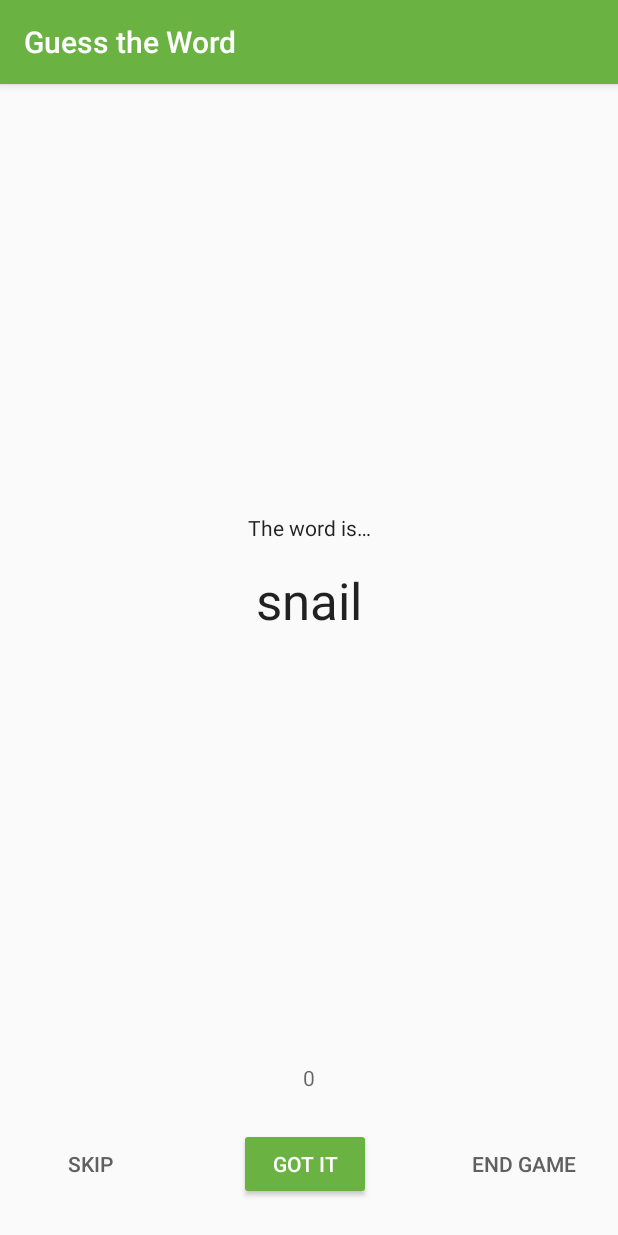
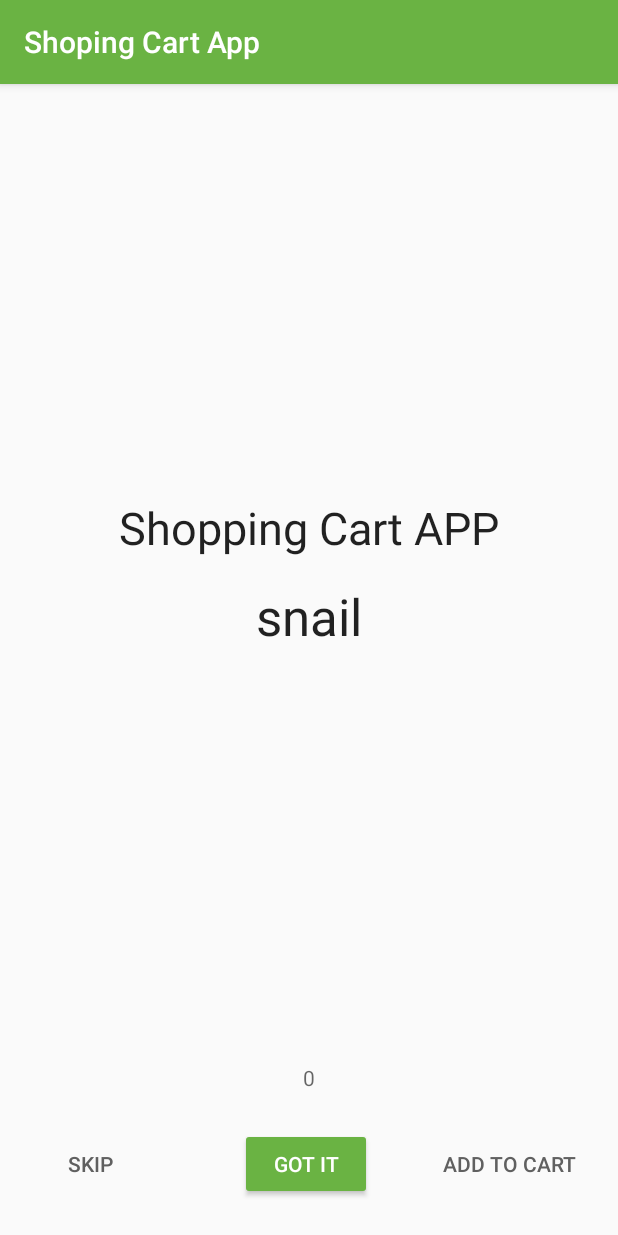
Before and after one commit to shyzinn/guesstheword, an Android app: the AppFragment screen opened through its navigation route, on a phone screen of 412 x 824 dp. Run offline under Robolectric (Android 15) with nearby library versions, the phone set to English and light mode, and no system bars; our stand-ins replace data binding.

Commit message:
Shop Cart APP

```diff
--- a/app/src/main/java/com/example/android/guesstheword/screens/game/GameFragment.kt
+++ b/app/src/main/java/com/example/android/guesstheword/screens/app/AppFragment.kt
@@ -13,7 +13,7 @@
  * See the License for the specific language governing permissions and
  * limitations under the License.
  */
-package com.example.android.guesstheword.screens.game
+package com.example.android.guesstheword.screens.app
 
 import android.os.Bundle
 import android.util.Log
@@ -26,16 +26,16 @@ import androidx.fragment.app.Fragment
 import androidx.lifecycle.ViewModelProvider
 import androidx.navigation.fragment.NavHostFragment
 import com.example.android.guesstheword.R
-import com.example.android.guesstheword.databinding.GameFragmentBinding
+import com.example.android.guesstheword.databinding.AppFragmentBinding
 
 /**
  * Fragment where the game is played
  */
-class GameFragment : Fragment() {
+class AppFragment : Fragment() {
 
-    private lateinit var binding: GameFragmentBinding
+    private lateinit var binding: AppFragmentBinding
 
-    private lateinit var viewModel: GameViewModel
+    private lateinit var viewModel: AppViewModel
 
     override fun onCreateView(inflater: LayoutInflater, container: ViewGroup?,
                               savedInstanceState: Bundle?): View? {
@@ -43,14 +43,14 @@ class GameFragment : Fragment() {
         // Inflate view and obtain an instance of the binding class
         binding = DataBindingUtil.inflate(
                 inflater,
-                R.layout.game_fragment,
+                R.layout.app_fragment,
                 container,
                 false
         )
         Log.i("GameFragment", "Called ViewModelProvider.get")
 
         // Get the viewModel
-        viewModel = ViewModelProvider(this).get(GameViewModel::class.java)
+        viewModel = ViewModelProvider(this).get(AppViewModel::class.java)
 
         binding.correctButton.setOnClickListener { onCorrect() }
         binding.skipButton.setOnClickListener { onSkip() }
@@ -93,7 +93,7 @@ class GameFragment : Fragment() {
      */
     private fun gameFinished() {
         Toast.makeText(activity, "Game has just finished", Toast.LENGTH_SHORT).show()
-        val action = GameFragmentDirections.actionGameToScore()
+        val action = AppFragmentDirections.actionGameToScore()
         action.score = viewModel.score
         NavHostFragment.findNavController(this).navigate(action)
     }
--- a/app/src/main/java/com/example/android/guesstheword/screens/game/GameViewModel.kt
+++ b/app/src/main/java/com/example/android/guesstheword/screens/app/AppViewModel.kt
@@ -1,4 +1,4 @@
-package com.example.android.guesstheword.screens.game
+package com.example.android.guesstheword.screens.app
 
 import android.util.Log
 import androidx.lifecycle.ViewModel
@@ -6,7 +6,7 @@ import androidx.lifecycle.ViewModel
 /**
  * ViewModel containing all the logic needed to run the game
  */
-class GameViewModel : ViewModel() {
+class AppViewModel : ViewModel() {
 
     // The current word
     var word = ""
--- a/app/src/main/java/com/example/android/guesstheword/screens/score/ScoreViewModel.kt
+++ b/app/src/main/java/com/example/android/guesstheword/screens/score/ScoreViewModel.kt
@@ -9,6 +9,6 @@ class ScoreViewModel(finalScore: Int) : ViewModel() {
     var score = finalScore
 
     init {
-        Log.i("ScoreViewModel", "Final score is $finalScore")
+        Log.i("ScoreViewModel", "Items added:  $finalScore")
     }
 }
--- a/app/src/main/java/com/example/android/guesstheword/screens/title/TitleFragment.kt
+++ b/app/src/main/java/com/example/android/guesstheword/screens/title/TitleFragment.kt
@@ -37,7 +37,7 @@ class TitleFragment : Fragment() {
         val binding: TitleFragmentBinding = DataBindingUtil.inflate(
                 inflater, R.layout.title_fragment, container, false)
 
-        binding.playGameButton.setOnClickListener {
+        binding.startGameButton.setOnClickListener {
             findNavController().navigate(TitleFragmentDirections.actionTitleToGame())
         }
         return binding.root
--- a/app/src/main/res/layout/score_fragment.xml
+++ b/app/src/main/res/layout/addeditems_fragment.xml
@@ -30,13 +30,12 @@
             android:layout_height="wrap_content"
             android:layout_marginTop="32dp"
             android:fontFamily="sans-serif"
-            android:text="@string/you_scored"
+            android:text="Items add to the list"
             android:textColor="@color/black_text_color"
             android:textSize="14sp"
             android:textStyle="normal"
             app:layout_constraintBottom_toTopOf="@+id/score_text"
             app:layout_constraintEnd_toEndOf="parent"
-            app:layout_constraintHorizontal_bias="0.5"
             app:layout_constraintStart_toStartOf="parent"
             app:layout_constraintTop_toTopOf="parent"
             app:layout_constraintVertical_chainStyle="packed" />
--- a/app/src/main/res/layout/game_fragment.xml
+++ b/app/src/main/res/layout/app_fragment.xml
@@ -22,7 +22,7 @@
         android:id="@+id/game_layout"
         android:layout_width="match_parent"
         android:layout_height="match_parent"
-        tools:context=".screens.game.GameFragment">
+        tools:context=".screens.app.AppFragment">
 
         <TextView
             android:id="@+id/word_is_text"
@@ -30,9 +30,9 @@
             android:layout_height="wrap_content"
             android:layout_marginBottom="16dp"
             android:fontFamily="sans-serif"
-            android:text="@string/word_is"
+            android:text="Shopping Cart APP"
             android:textColor="@color/black_text_color"
-            android:textSize="14sp"
+            android:textSize="30sp"
             android:textStyle="normal"
             app:layout_constraintBottom_toTopOf="@+id/word_text"
             app:layout_constraintEnd_toEndOf="parent"
@@ -88,7 +88,7 @@
             app:layout_constraintBottom_toTopOf="@+id/guideline"
             app:layout_constraintEnd_toEndOf="parent"
             app:layout_constraintStart_toStartOf="parent"
-            tools:text="Score: 2" />
+            tools:text="Itens List: 2" />
 
         <Button
             android:id="@+id/skip_button"
@@ -119,6 +119,7 @@
             android:theme="@style/GoButton"
             app:layout_constraintBottom_toBottomOf="parent"
             app:layout_constraintEnd_toStartOf="@+id/end_game_button"
+            app:layout_constraintHorizontal_bias="0.644"
             app:layout_constraintStart_toEndOf="@+id/skip_button"
             app:layout_constraintTop_toTopOf="@+id/guideline" />
 
@@ -127,7 +128,7 @@
             android:layout_width="wrap_content"
             android:layout_height="wrap_content"
             android:layout_marginEnd="16dp"
-            android:text="@string/end_game"
+            android:text="Add to cart"
             android:theme="@style/SkipButton"
             app:layout_constraintBottom_toBottomOf="parent"
             app:layout_constraintEnd_toEndOf="parent"
--- a/app/src/main/res/navigation/main_navigation.xml
+++ b/app/src/main/res/navigation/main_navigation.xml
@@ -35,9 +35,9 @@
     </fragment>
     <fragment
         android:id="@+id/game_destination"
-        android:name="com.example.android.guesstheword.screens.game.GameFragment"
+        android:name="com.example.android.guesstheword.screens.app.AppFragment"
         android:label="game_fragment"
-        tools:layout="@layout/game_fragment">
+        tools:layout="@layout/app_fragment">
         <action
             android:id="@+id/action_game_to_score"
             app:destination="@id/score_destination"
@@ -52,7 +52,7 @@
         android:id="@+id/score_destination"
         android:name="com.example.android.guesstheword.screens.score.ScoreFragment"
         android:label="score_fragment"
-        tools:layout="@layout/score_fragment">
+        tools:layout="@layout/addeditems_fragment">
         <action
             android:id="@+id/action_restart"
             app:destination="@+id/game_destination"
--- a/app/src/main/res/values/strings.xml
+++ b/app/src/main/res/values/strings.xml
@@ -15,7 +15,7 @@
   -->
 
 <resources>
-    <string name="app_name">Guess the Word</string>
+    <string name="app_name">Shoping Cart App</string>
     <string name="skip">Skip</string>
     <string name="play_again">Play Again</string>
     <string name="you_scored">You Scored</string>
```
Also changed, not shown: app/src/main/java/com/example/android/guesstheword/screens/score/ScoreFragment.kt (+3 -4 lines), app/src/main/res/layout/title_fragment.xml (+6 -7 lines), app/src/main/res/drawable/shopcart.png (added).
